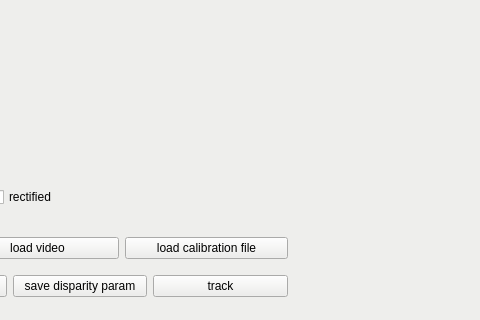
Above: widgets/disparity.ui from K1ntus/Projet-Technologique-L3 before the change; both pictures show x 560 to 1040 and y 343 to 663 of the 1214 by 663 pixel window. Below: the same form after it.
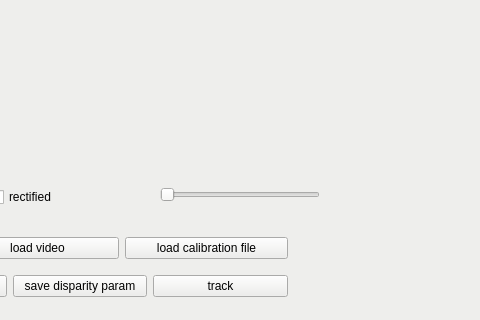
That is the form after the change.

Commit message: sigma button rpz

```diff
--- a/widgets/disparity.ui
+++ b/widgets/disparity.ui
@@ -2185,6 +2185,22 @@
     </item>
    </layout>
   </widget>
+  <widget class="QSlider" name="horizontalSlider">
+   <property name="geometry">
+    <rect>
+     <x>720</x>
+     <y>530</y>
+     <width>160</width>
+     <height>16</height>
+    </rect>
+   </property>
+   <property name="maximum">
+    <number>100</number>
+   </property>
+   <property name="orientation">
+    <enum>Qt::Horizontal</enum>
+   </property>
+  </widget>
  </widget>
  <resources/>
  <connections/>
```
The commit also changes 6 other files.
